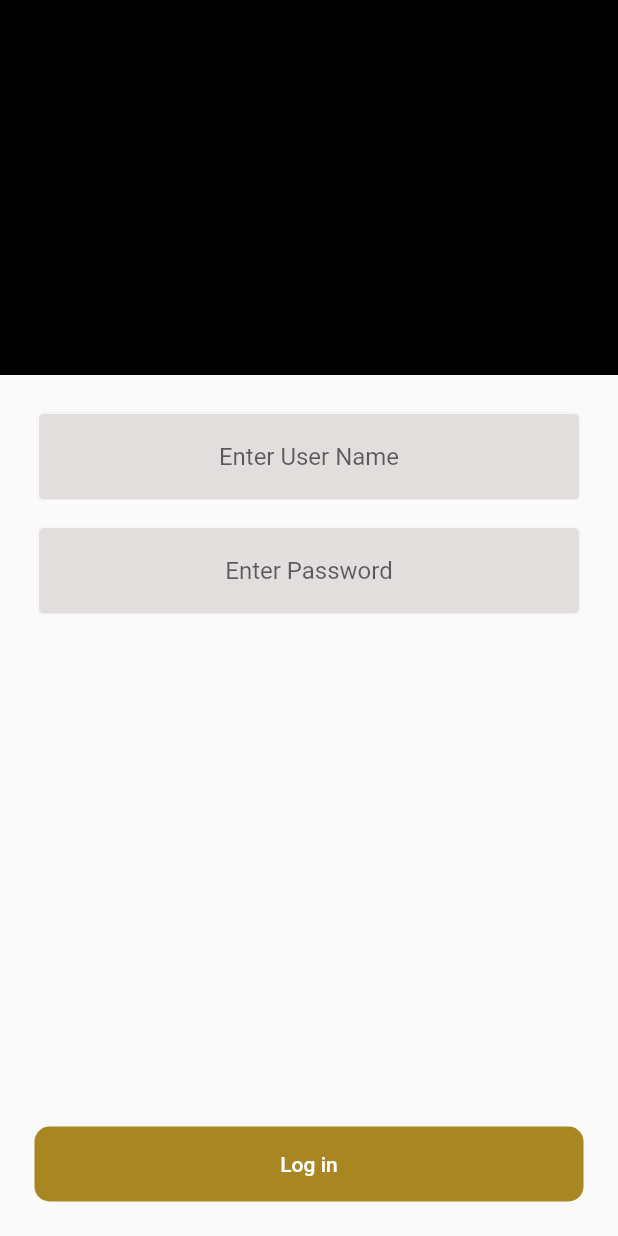
After one commit to muhammadRiyazz/Moovbe, a Flutter app: the screen it shows after launch, after a tap on "Get Started", on a phone screen of 412 x 824 dp. The commit adds this screen. Run offline on Flutter 3.47's test engine with Material 2 defaults, Android fonts, the phone set to English and light mode, and no system bars.

Commit message:
login ,splash screens done

```diff
--- a/lib/Presentation/Screen Add Driver/screen_add_Driver.dart
+++ b/lib/Presentation/Screen Add Driver/screen_add_Driver.dart
@@ -70,7 +70,7 @@ class TextFieldDriver extends StatelessWidget {
       textAlign: TextAlign.center,
       decoration: InputDecoration(
           border: OutlineInputBorder(borderRadius: BorderRadius.circular(15)),
-          contentPadding: EdgeInsets.all(0),
+          contentPadding: EdgeInsets.all(18),
           hintText: hindtext,
           filled: true,
           fillColor: const Color.fromARGB(255, 238, 235, 235)),
--- /dev/null
+++ b/lib/Presentation/Screen Login/Screen_Login.dart
@@ -0,0 +1,88 @@
+import 'package:flutter/material.dart';
+import 'package:flutter/src/widgets/framework.dart';
+import 'package:flutter/src/widgets/placeholder.dart';
+import 'package:moovbe/Presentation/screen%20home/Screen_home.dart';
+
+import '../../core/colors.dart';
+
+class ScreenLogin extends StatelessWidget {
+  ScreenLogin({super.key});
+  final TextEditingController usernamecontroller = TextEditingController();
+  final TextEditingController passwordcontroller = TextEditingController();
+
+  @override
+  Widget build(BuildContext context) {
+    return Scaffold(
+      body: Column(
+        children: [
+          Container(
+            color: Colors.black,
+            height: 250,
+          ),
+          Padding(
+            padding: const EdgeInsets.all(25.0),
+            child: Column(
+              children: [
+                TextFieldDriver(
+                  hindtext: 'Enter User Name',
+                  controller: usernamecontroller,
+                ),
+                SizedBox(
+                  height: 17,
+                ),
+                TextFieldDriver(
+                  hindtext: 'Enter Password',
+                  controller: usernamecontroller,
+                ),
+              ],
+            ),
+          ),
+          Spacer(),
+          Padding(
+            padding: const EdgeInsets.all(15.0),
+            child: TextButton(
+                onPressed: () {
+                  Navigator.push(context, MaterialPageRoute(
+                    builder: (context) {
+                      return HomePage();
+                    },
+                  ));
+                },
+                child: Container(
+                  height: 50,
+                  width: double.infinity,
+                  decoration: BoxDecoration(
+                      color: Color.fromARGB(255, 168, 134, 33),
+                      borderRadius: BorderRadius.circular(10)),
+                  child: Center(
+                      child: Text(
+                    'Log in',
+                    style: TextStyle(color: cwhite),
+                  )),
+                )),
+          ),
+        ],
+      ),
+    );
+  }
+}
+
+class TextFieldDriver extends StatelessWidget {
+  const TextFieldDriver(
+      {super.key, required this.controller, required this.hindtext});
+  final String hindtext;
+  final TextEditingController controller;
+  @override
+  Widget build(BuildContext context) {
+    return TextFormField(
+      controller: controller,
+      textAlign: TextAlign.center,
+      decoration: InputDecoration(
+          border: OutlineInputBorder(borderRadius: BorderRadius.circular(20)),
+          contentPadding: EdgeInsets.all(20),
+          hintText: hindtext,
+          filled: true,
+          fillColor: Color.fromARGB(255, 227, 222, 222)),
+    );
+  }
+}
--- /dev/null
+++ b/lib/Presentation/Screen Splash/Screen Splash.dart
@@ -0,0 +1,49 @@
+import 'package:flutter/material.dart';
+import 'package:flutter/src/widgets/framework.dart';
+import 'package:flutter/src/widgets/placeholder.dart';
+import 'package:moovbe/Presentation/Screen%20Login/Screen_Login.dart';
+
+import '../../core/colors.dart';
+
+class ScreenSplash extends StatelessWidget {
+  const ScreenSplash({super.key});
+
+  @override
+  Widget build(BuildContext context) {
+    return Scaffold(
+      body: Container(
+        padding: EdgeInsets.all(10),
+        color: Colors.red,
+        child: Column(
+          children: [
+            Spacer(),
+            Center(child: Image.asset('lib/assets/img/logo.png')),
+            Spacer(),
+            TextButton(
+                onPressed: () {
+                  Navigator.push(context, MaterialPageRoute(
+                    builder: (context) {
+                      return ScreenLogin();
+                    },
+                  ));
+                },
+                child: Container(
+                  height: 50,
+                  width: double.infinity,
+                  decoration: BoxDecoration(
+                      color: cwhite, borderRadius: BorderRadius.circular(10)),
+                  child: const Center(
+                      child: Text(
+                    'Get Started',
+                    style: TextStyle(
+                        fontSize: 17,
+                        fontWeight: FontWeight.w500,
+                        color: Colors.red),
+                  )),
+                ))
+          ],
+        ),
+      ),
+    );
+  }
+}
--- a/lib/main.dart
+++ b/lib/main.dart
@@ -1,5 +1,6 @@
 import 'package:flutter/material.dart';
 
+import 'Presentation/Screen Splash/Screen Splash.dart';
 import 'Presentation/screen home/Screen_home.dart';
 
 void main() {
@@ -11,8 +12,22 @@ class MyApp extends StatelessWidget {
 
   @override
   Widget build(BuildContext context) {
-    return const MaterialApp(
-      home: HomePage(),
+    return MaterialApp(
+      theme: ThemeData(
+        primarySwatch: Colors.brown,
+        inputDecorationTheme: const InputDecorationTheme(
+          enabledBorder: OutlineInputBorder(
+            borderSide: BorderSide(
+                style: BorderStyle.solid,
+                width: 1,
+                color: Color.fromARGB(255, 251, 248, 248)),
+          ),
+          focusedBorder: OutlineInputBorder(
+            borderSide: BorderSide(width: 0, color: Colors.amberAccent),
+          ),
+        ),
+      ),
+      home: ScreenSplash(),
     );
   }
 }
```
Also changed, not shown: lib/assets/img/logo.png (added).
